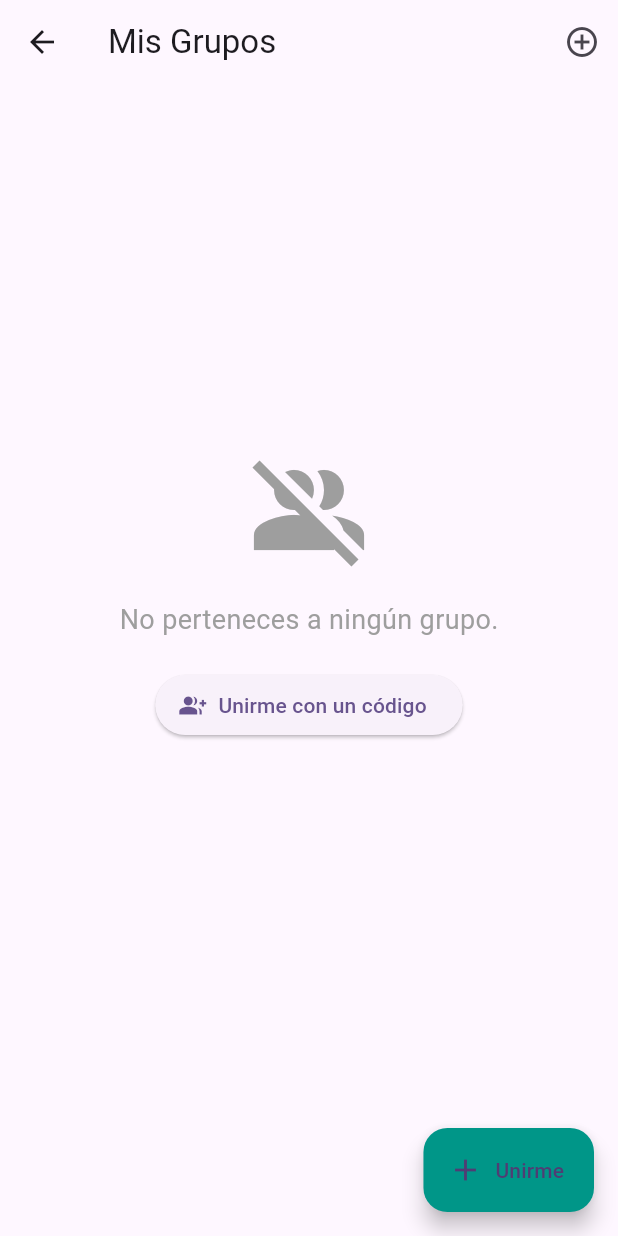
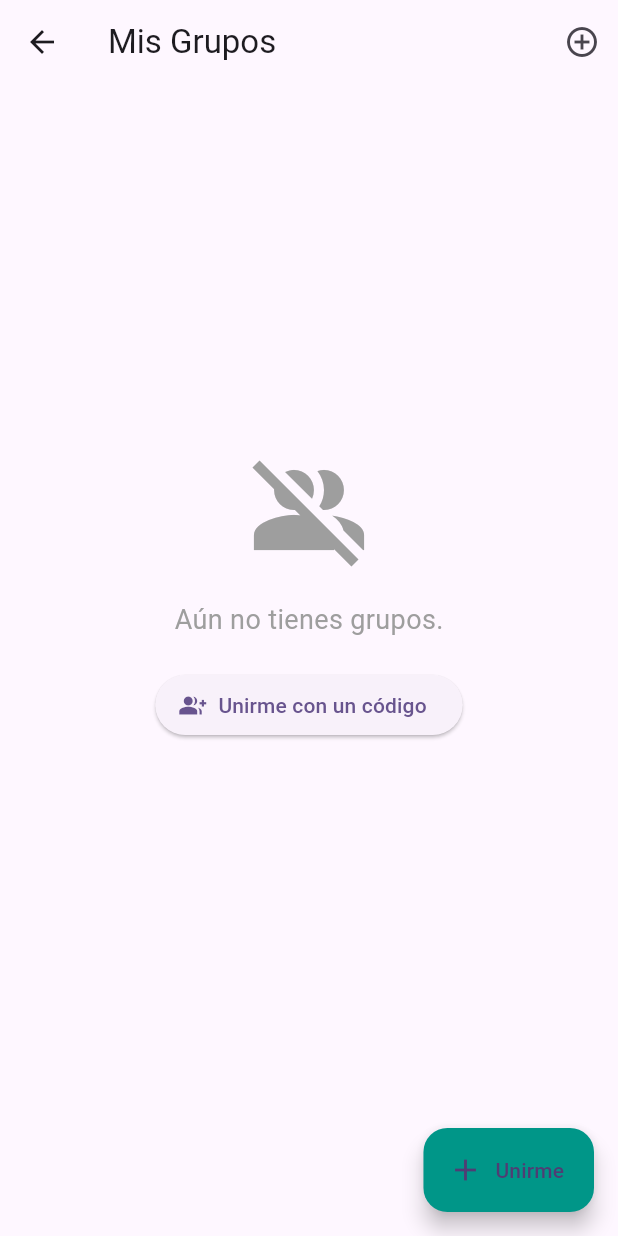
Before and after one commit to juanesj2/enfoca_app, a Flutter app: the PerfilScreen screen opened directly, after a tap on "Ajustes", after a tap on "Mis Grupos", on a phone screen of 412 x 824 dp. Run offline on Flutter 3.47's test engine with Material 3 defaults, Android fonts, the phone set to English and light mode, and no system bars; our stand-ins replace flutter_map, geolocator, image_picker, latlong2, share_plus, shared_preferences; accounts and stored records are empty; network calls fail.

Commit message:
App principal finalizada

```diff
--- a/enfoca/lib/screens/grupos/mis_grupos_screen.dart
+++ b/enfoca/lib/screens/grupos/mis_grupos_screen.dart
@@ -200,7 +200,7 @@ class _MisGruposScreenState extends State<MisGruposScreen> {
                           ),
                           const SizedBox(height: 20),
                           const Text(
-                            'No perteneces a ningún grupo.',
+                            'Aún no tienes grupos.',
                             style: TextStyle(fontSize: 18, color: Colors.grey),
                           ),
                           const SizedBox(height: 20),
--- a/enfoca/lib/services/grupo_service.dart
+++ b/enfoca/lib/services/grupo_service.dart
@@ -42,6 +42,10 @@ class GrupoService with ChangeNotifier {
 
       if (response.statusCode == 200) {
         final data = json.decode(response.body);
+
+        if (data is Map<String, dynamic> &&
+            data.containsKey('data') &&
+            data['data'] is List) {
           final List<dynamic> gruposJson = data['data'];
 
           _misGrupos = gruposJson.map((json) {
@@ -58,6 +62,9 @@ class GrupoService with ChangeNotifier {
               );
             }
           }).toList();
+        } else {
+          _misGrupos = [];
+        }
 
         notifyListeners();
       } else {
```
Lines whose indentation alone changed are shown as unchanged.
